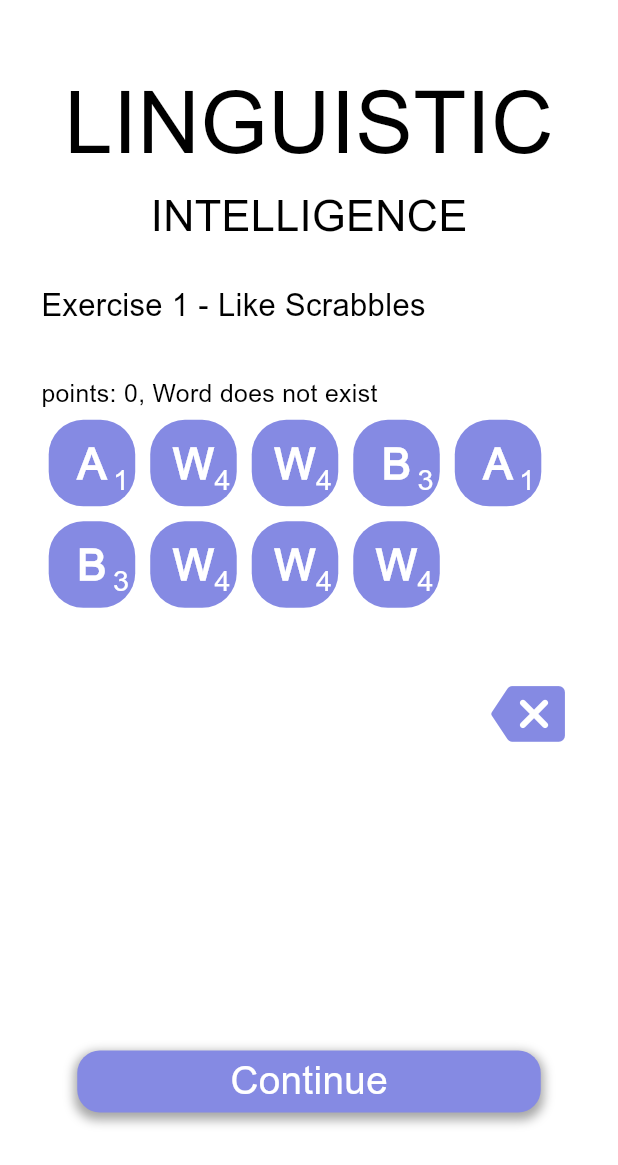
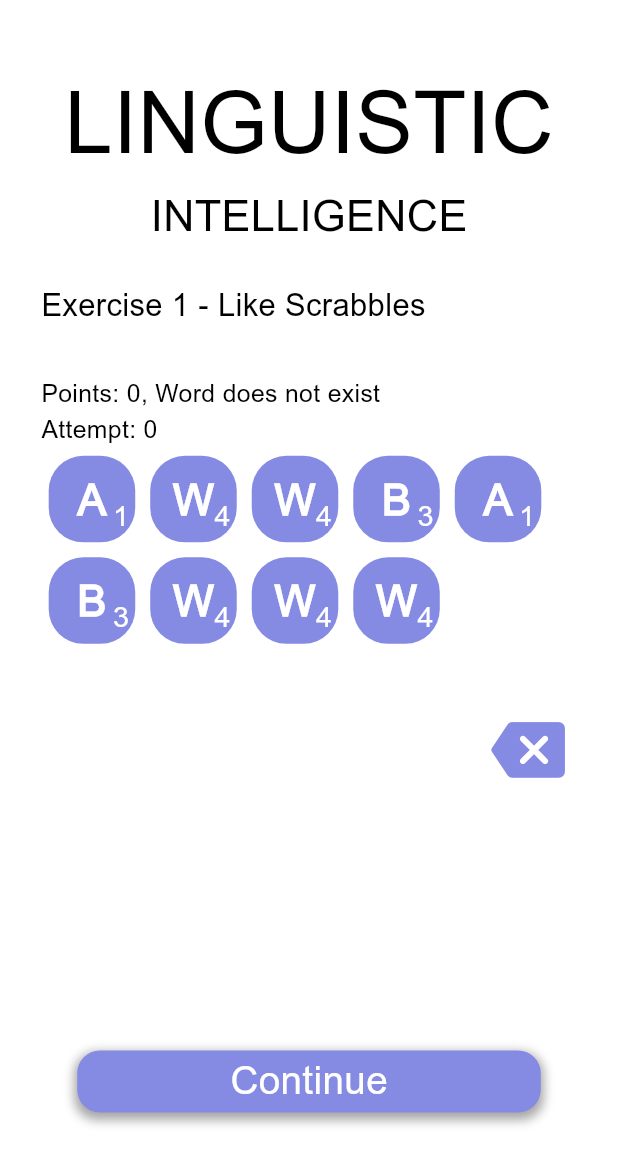
Before and after one commit to MalpeGaming/Cwel1, a Flutter app: the Scrabble screen opened directly, on a phone screen of 412 x 824 dp. Shown: the top 1165 px of the screen. Run offline on Flutter 3.47's test engine with Material 3 defaults, Android fonts, the phone set to English and light mode, and no system bars; drawn by our look-alikes of flutter_animate; our stand-ins replace animated_text_kit, confetti, flick_video_player, shared_preferences, smooth_page_indicator, syncfusion_flutter_charts and 5 more; missing offline and left inert: any_link_preview, bulleted_list, circular_chart_flutter, crossword, dictionaryx, flutter_math_fork and 2 more; accounts and stored records are empty.

Commit message:
scrabbles done in 100%

```diff
--- a/lib/scrabble.dart
+++ b/lib/scrabble.dart
@@ -69,9 +69,11 @@ class LetterItem {
 
 class Scrabble extends StatefulWidget {
   final int iteration;
+  final int allPoints;
   final bool? initialTest;
   const Scrabble({
     required this.iteration,
+    required this.allPoints,
     this.initialTest = false,
     super.key,
   });
@@ -258,6 +260,7 @@ class _Scrabble extends State<Scrabble> {
   @override
   Widget build(BuildContext context) {
     Size size = MediaQuery.of(context).size;
+    print(widget.allPoints);
     return Scaffold(
       body: Container(
         margin: EdgeInsets.only(
@@ -292,7 +295,11 @@ class _Scrabble extends State<Scrabble> {
             SizedBox(height: 0.04 * size.height),
 
             Text(
-              "points: $roundPoints, ${wordExists ? "Word Exists" : "Word does not exist"}",
+              "Points: $roundPoints, ${wordExists ? "Word Exists" : "Word does not exist"}",
+              style: TextStyle(fontSize: 0.02 * size.height),
+            ),
+            Text(
+              "Attempt: ${widget.iteration}",
               style: TextStyle(fontSize: 0.02 * size.height),
             ),
 
@@ -338,15 +345,43 @@ class _Scrabble extends State<Scrabble> {
             ),
             const Spacer(),
 
-            Center(
+            (widget.iteration == 10)
+                ? Center(
                     child: SizedBox(
                       height: size.height * 0.05,
                       width: size.width * 0.75,
                       child: RedirectButton(
                         route: ProgressScreen(
                           name: "short_term_concentration",
-                    score: wordExists ? roundPoints.toDouble() : 0,
+                          score: (widget.allPoints +
+                                  (wordExists ? roundPoints : 0))
+                              .toDouble(),
                         ),
+                        text: 'Continue',
+                        width: size.width,
+                      ),
+                    ),
+                  )
+                : Center(
+                    child: SizedBox(
+                      height: size.height * 0.05,
+                      width: size.width * 0.75,
+                      child: RedirectButton(
+                        onClick: () {
+                          Navigator.pop(context);
+                          Navigator.push(
+                            context,
+                            MaterialPageRoute(
+                              builder: (context) => Scrabble(
+                                iteration: widget.iteration + 1,
+                                allPoints: wordExists
+                                    ? (widget.allPoints + roundPoints)
+                                    : widget.allPoints,
+                                initialTest: initialTest,
+                              ),
+                            ),
+                          );
+                        },
                         text: 'Continue',
                         width: size.width,
                       ),
--- a/lib/your_activities.dart
+++ b/lib/your_activities.dart
@@ -392,7 +392,10 @@ class _YourActivities extends State<YourActivities> {
                           "scrabble",
                           "Like",
                           "SCRABBLE",
-                          const Scrabble(iteration: 0),
+                          const Scrabble(
+                            iteration: 0,
+                            allPoints: 0,
+                          ),
                         ),
                         createActivity2(
                           context,
```
Lines whose indentation alone changed are shown as unchanged.
